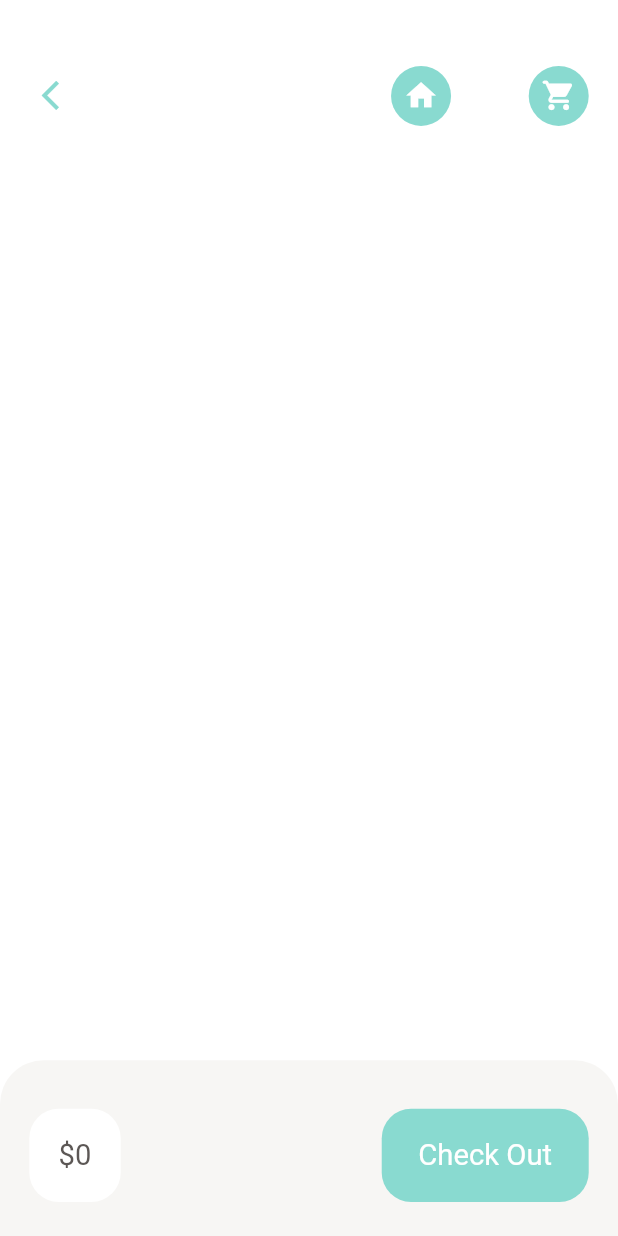
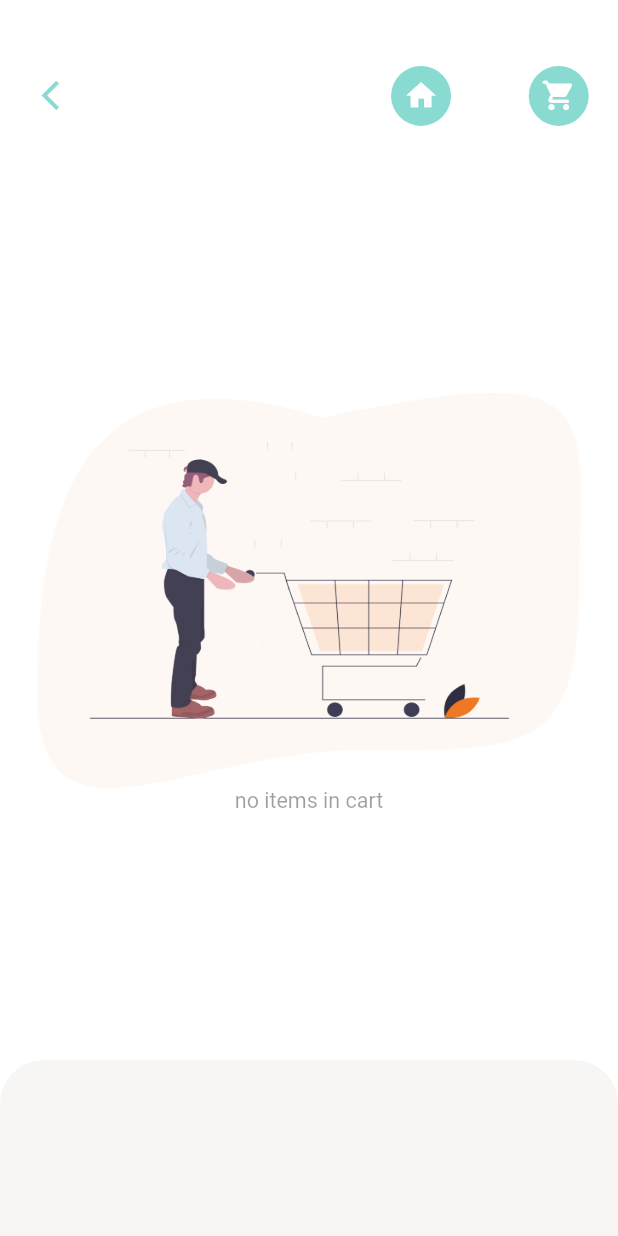
Before and after one commit to onchezz/delivery_app, a Flutter app: the CartPage screen opened by its route, on a phone screen of 412 x 824 dp. Run offline on Flutter 3.47's test engine with Material 2 defaults, Android fonts, the phone set to English and light mode, and no system bars; our stand-ins replace dots_indicator, fancy_shimmer_image, flutter_spinkit, get, shared_preferences; accounts and stored records are empty; network calls fail.

Commit message:
add empty page

```diff
--- a/lib/screens/cart/cart_history.dart
+++ b/lib/screens/cart/cart_history.dart
@@ -3,6 +3,7 @@ import 'dart:convert';
 import 'package:delivery_app/controllers/cart_controller.dart';
 import 'package:delivery_app/models/cart_model.dart';
 import 'package:delivery_app/routes/route_helper.dart';
+import 'package:delivery_app/screens/cart/empty_cart.dart';
 import 'package:delivery_app/utils/app_constants.dart';
 import 'package:delivery_app/utils/colors.dart';
 import 'package:delivery_app/utils/dimensions.dart';
@@ -74,7 +75,9 @@ class CartHistoryPage extends StatelessWidget {
             ],
           ),
         ),
-        Expanded(
+        GetBuilder<CartController>(builder: (history) {
+          return history.getCartHistoryList().isNotEmpty
+              ? Expanded(
                   child: Container(
                       margin: EdgeInsets.only(
                           top: Dimentions.h20,
@@ -98,11 +101,15 @@ class CartHistoryPage extends StatelessWidget {
                                   // }()),
 
                                   // BigText(text: timePerOrderCheout[l]),
-                          BigText(text: getCartHistoryList[listCounter].time!),
+                                  BigText(
+                                      text: getCartHistoryList[listCounter]
+                                          .time!),
                                   Container(
-                            margin: EdgeInsets.only(top: Dimentions.h10 / 2),
+                                    margin: EdgeInsets.only(
+                                        top: Dimentions.h10 / 2),
                                     child: Row(
-                              mainAxisAlignment: MainAxisAlignment.spaceBetween,
+                                      mainAxisAlignment:
+                                          MainAxisAlignment.spaceBetween,
                                       children: [
                                         Container(
                                           width: Dimentions.h40 * 6.5,
@@ -110,8 +117,8 @@ class CartHistoryPage extends StatelessWidget {
                                           child: ListView(
                                             shrinkWrap: true,
                                             scrollDirection: Axis.horizontal,
-                                    children:
-                                        List.generate(orderTimes[l], (index) {
+                                            children: List.generate(
+                                                orderTimes[l], (index) {
                                               if (listCounter <
                                                   getCartHistoryList.length) {
                                                 listCounter++;
@@ -122,16 +129,21 @@ class CartHistoryPage extends StatelessWidget {
                                                     bottom: Dimentions.h20,
                                                     right: Dimentions.h20 / 2),
                                                 child: ClipRRect(
-                                          borderRadius: BorderRadius.circular(
+                                                  borderRadius:
+                                                      BorderRadius.circular(
                                                           Dimentions.h10),
                                                   child: FancyShimmerImage(
                                                       boxFit: BoxFit.cover,
                                                       width: Dimentions.h20 * 4,
-                                              height: Dimentions.h20 * 4,
-                                              imageUrl: AppConstants.BASE_URL +
-                                                  AppConstants.UPLOAD_URL +
+                                                      height:
+                                                          Dimentions.h20 * 4,
+                                                      imageUrl: AppConstants
+                                                              .BASE_URL +
+                                                          AppConstants
+                                                              .UPLOAD_URL +
                                                           getCartHistoryList[
-                                                          listCounter - 1]
+                                                                  listCounter -
+                                                                      1]
                                                               .img!),
                                                 ),
                                               );
@@ -156,7 +168,8 @@ class CartHistoryPage extends StatelessWidget {
                                                 BigText(
                                                     color: titleColor,
                                                     size: Dimentions.font16,
-                                            text: orderTimes[l].toString() +
+                                                    text: orderTimes[l]
+                                                            .toString() +
                                                         (orderTimes[l] < 2
                                                             ? ' item'
                                                             : ' items')),
@@ -165,20 +178,27 @@ class CartHistoryPage extends StatelessWidget {
                                                     print('time per orders:' +
                                                         timePerOrderCheout[l]
                                                             .toString());
-                                            Map<int, CartModel> moreItems = {};
+                                                    Map<int, CartModel>
+                                                        moreItems = {};
                                                     for (var j = 0;
-                                                j < getCartHistoryList.length;
+                                                        j <
+                                                            getCartHistoryList
+                                                                .length;
                                                         j++) {
-                                              if (getCartHistoryList[j].time ==
-                                                  timePerOrderCheout[l]) {
+                                                      if (getCartHistoryList[j]
+                                                              .time ==
+                                                          timePerOrderCheout[
+                                                              l]) {
                                                         moreItems.putIfAbsent(
-                                                    getCartHistoryList[j].id!,
+                                                            getCartHistoryList[j]
+                                                                .id!,
                                                             () => CartModel.fromJson(
                                                                 jsonDecode(jsonEncode(
                                                                     getCartHistoryList[
                                                                         j]))));
                                                         var historyItem =
-                                                    getCartHistoryList[j];
+                                                            getCartHistoryList[
+                                                                j];
                                                         // moreItems.putIfAbsent(
                                                         //     getCartHistoryList[j].id!,
                                                         //     () => CartModel(
@@ -207,20 +227,27 @@ class CartHistoryPage extends StatelessWidget {
                                                         .setItems = moreItems;
                                                     Get.find<CartController>()
                                                         .addToCartList();
-                                            Get.toNamed(
-                                                RouteHelper.getCartPage());
+                                                    Get.toNamed(RouteHelper
+                                                        .getCartPage());
                                                   },
                                                   child: Container(
-                                            padding: EdgeInsets.symmetric(
-                                                horizontal: Dimentions.h20 / 3,
-                                                vertical: Dimentions.h10 / 3),
+                                                    padding:
+                                                        EdgeInsets.symmetric(
+                                                            horizontal:
+                                                                Dimentions.h20 /
+                                                                    3,
+                                                            vertical:
+                                                                Dimentions.h10 /
+                                                                    3),
                                                     height: Dimentions.h20,
                                                     decoration: BoxDecoration(
                                                       borderRadius:
                                                           BorderRadius.circular(
-                                                      Dimentions.h10 / 2),
+                                                              Dimentions.h10 /
+                                                                  2),
                                                       border: Border.all(
-                                                  width: 1, color: main1Color),
+                                                          width: 1,
+                                                          color: main1Color),
                                                     ),
                                                     child: SmallText(
                                                       text: 'Add More',
@@ -242,6 +269,16 @@ class CartHistoryPage extends StatelessWidget {
                         ),
                       )),
                 )
+              : SizedBox(
+                  height: Dimentions.screenh / 1.6,
+                  child: const Center(
+                    child: NoItems(
+                      text: 'You Have Not Yet Purchased Any Item Yet!',
+                      imgPath: 'assets/image/empty_box.png',
+                    ),
+                  ),
+                );
+        })
       ]),
     );
   }
--- a/lib/screens/cart/cart_page.dart
+++ b/lib/screens/cart/cart_page.dart
@@ -3,6 +3,7 @@ import 'package:delivery_app/controllers/popular_product_cotroller.dart';
 import 'package:delivery_app/controllers/recomended_product.dart';
 import 'package:delivery_app/data/repository/cart_repo.dart';
 import 'package:delivery_app/routes/route_helper.dart';
+import 'package:delivery_app/screens/cart/empty_cart.dart';
 import 'package:delivery_app/screens/item/recommended_item_detail.dart';
 import 'package:delivery_app/utils/app_constants.dart';
 import 'package:delivery_app/utils/colors.dart';
@@ -65,14 +66,14 @@ class CartPage extends StatelessWidget {
               right: Dimentions.w20,
               left: Dimentions.w20,
               bottom: 0,
-              child: Container(
+              child: GetBuilder<CartController>(builder: (cartController) {
+                var _cartList = cartController.getCartItems;
+                return _cartList.isNotEmpty
+                    ? Container(
                         child: MediaQuery.removePadding(
                           context: context,
                           removeTop: true,
-                    child:
-                        GetBuilder<CartController>(builder: (cartController) {
-                      var _cartList = cartController.getCartItems;
-                      return ListView.builder(
+                          child: ListView.builder(
                             itemCount: _cartList.length,
                             itemBuilder: (_, index) {
                               return Container(
@@ -83,7 +84,8 @@ class CartPage extends StatelessWidget {
                                       var popularindex =
                                           Get.find<PopularProductController>()
                                               .popularProductList
-                                            .indexOf(_cartList[index].product);
+                                              .indexOf(
+                                                  _cartList[index].product);
 
                                       if (popularindex >= 0) {
                                         Get.toNamed(RouteHelper.getPouplarPage(
@@ -140,8 +142,8 @@ class CartPage extends StatelessWidget {
                                                 text:
                                                     '\$ ${cartController.getCartItems[index].price}'),
                                             Container(
-                                            padding:
-                                                EdgeInsets.all(Dimentions.h10),
+                                              padding: EdgeInsets.all(
+                                                  Dimentions.h10),
                                               decoration: BoxDecoration(
                                                 color: Colors.white,
                                                 borderRadius:
@@ -191,9 +193,14 @@ class CartPage extends StatelessWidget {
                                   )),
                                 ]),
                               );
-                          });
-                    })),
-              )),
+                            },
+                          ),
+                        ),
+                      )
+                    : const NoItems(text: 'no items in cart');
+              }))
+
+          //
         ],
       ),
       bottomNavigationBar:
@@ -207,7 +214,8 @@ class CartPage extends StatelessWidget {
               borderRadius: BorderRadius.only(
                   topLeft: Radius.circular(Dimentions.h30),
                   topRight: Radius.circular(Dimentions.h30))),
-          child: Padding(
+          child: cartController.getCartItems.isNotEmpty
+              ? Padding(
                   padding: EdgeInsets.only(bottom: Dimentions.h10),
                   child: Row(
                     mainAxisAlignment: MainAxisAlignment.spaceBetween,
@@ -238,7 +246,8 @@ class CartPage extends StatelessWidget {
                                 bottom: Dimentions.h20),
                             decoration: BoxDecoration(
                               color: main1Color,
-                        borderRadius: BorderRadius.circular(Dimentions.h20),
+                              borderRadius:
+                                  BorderRadius.circular(Dimentions.h20),
                             ),
                             child: BigText(
                               text: " Check Out ",
@@ -247,7 +256,8 @@ class CartPage extends StatelessWidget {
                       )
                     ],
                   ),
-          ),
+                )
+              : Container(),
         );
       }),
     );
--- /dev/null
+++ b/lib/screens/cart/empty_cart.dart
@@ -0,0 +1,39 @@
+import 'package:flutter/material.dart';
+
+class NoItems extends StatelessWidget {
+  final String text;
+  final String imgPath;
+
+  const NoItems(
+      {Key? key,
+      required this.text,
+      this.imgPath = "assets/image/empty_cart.png"})
+      : super(key: key);
+
+  @override
+  Widget build(BuildContext context) {
+    var h = MediaQuery.of(context).size.height;
+    var w = MediaQuery.of(context).size.width;
+
+    return Column(
+      mainAxisAlignment: MainAxisAlignment.center,
+      crossAxisAlignment: CrossAxisAlignment.stretch,
+      children: [
+        Image.asset(
+          imgPath,
+          height: h * 0.32,
+          width: w * 0.22,
+        ),
+        const SizedBox(
+          height: 0.03,
+        ),
+        Text(
+          text,
+          textAlign: TextAlign.center,
+          style: TextStyle(
+              fontSize: h * 0.0174, color: Theme.of(context).disabledColor),
+        )
+      ],
+    );
+  }
+}
```
Lines whose indentation alone changed are shown as unchanged.
